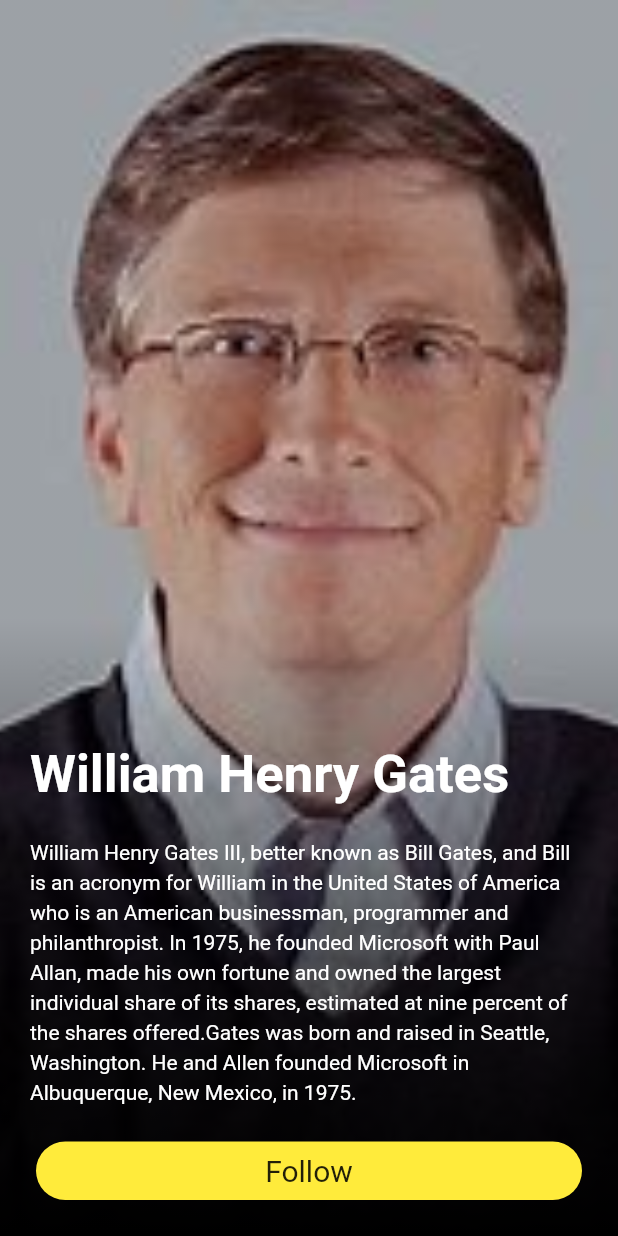
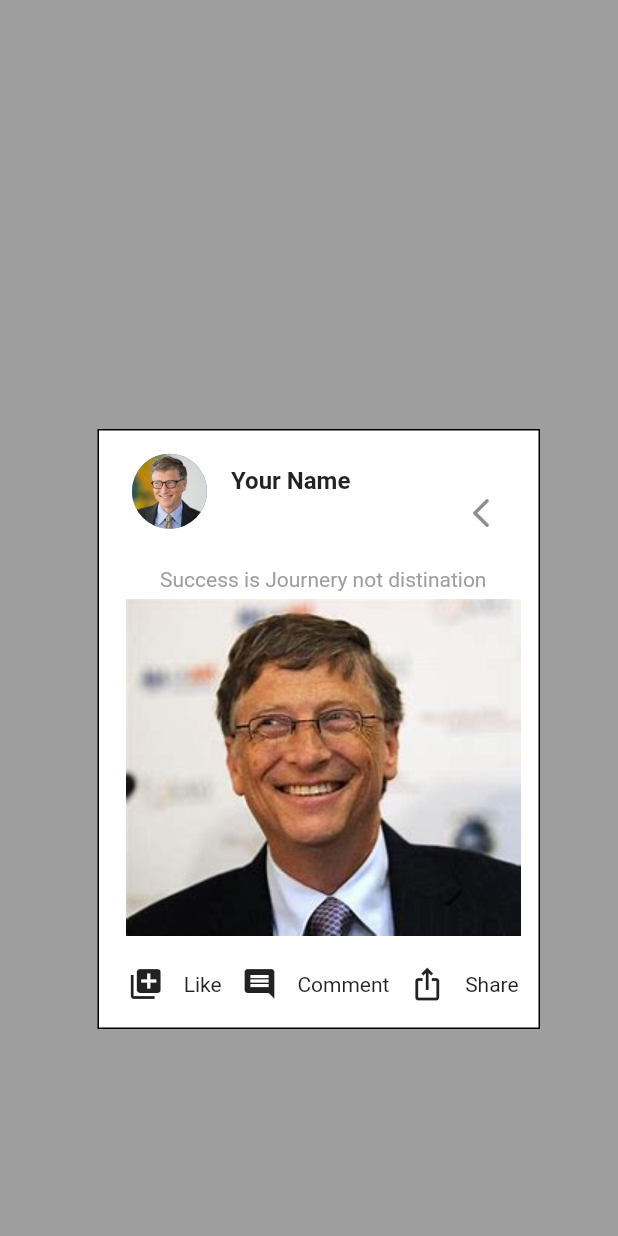
Before and after one commit to DawoodBotros/Williamapp, a Flutter app: the screen it shows after launch, on a phone screen of 412 x 824 dp. Run offline on Flutter 3.47's test engine with Material 2 defaults, Android fonts, the phone set to English and light mode, and no system bars.

Commit message:
'master'

```diff
--- a/lib/main.dart
+++ b/lib/main.dart
@@ -1,91 +1,141 @@
 import 'package:flutter/material.dart';
 
-void main() => runApp(const MaterialApp(
+void main() {
+  runApp(MyHomePage());
+}
+
+class MyHomePage extends StatelessWidget {
+  @override
+  Widget build(BuildContext context) {
+    return MaterialApp(
       debugShowCheckedModeBanner: false,
       home: HomePage(),
-    ));
-
-class HomePage extends StatefulWidget {
-  const HomePage({Key? key}) : super(key: key);
-
-  @override
-  _HomePageState createState() => _HomePageState();
+    );
+  }
 }
 
-/// Branch 2
-
-class _HomePageState extends State<HomePage> {
+class HomePage extends StatelessWidget {
   @override
   Widget build(BuildContext context) {
     return Scaffold(
-      body: Container(
-        width: 650,
-        decoration: const BoxDecoration(
-            image: DecorationImage(
-          image: AssetImage(
-            'assets/images/OICP.jpg',
+      backgroundColor: Colors.grey,
+      appBar: AppBar(
+        backgroundColor: Colors.grey,
+        elevation: 0.0,
       ),
-          fit: BoxFit.cover,
-        )),
-        child: Container(
-          decoration: const BoxDecoration(
+      body: Column(
+        children: [
+          Container(
+            margin: EdgeInsets.only(left: 65, top: 230),
+            padding: EdgeInsets.only(left: 6, top: 10),
+            width: 295,
+            height: 400,
+            decoration: BoxDecoration(
+              border: Border.all(color: Colors.black, width: 1),
               gradient: LinearGradient(
-              begin: Alignment.bottomRight,
-              colors: [Colors.black, Colors.black12],
+                colors: [
+                  Colors.white,
+                  Colors.white,
+                ],
+                begin: Alignment.topLeft,
+                end: Alignment.bottomRight,
               ),
             ),
-          child: Padding(
-            padding: EdgeInsets.all(20),
             child: Column(
+              children: [
+                ListTile(
+                  leading: CircleAvatar(
+                    radius: 25,
+                    backgroundImage: AssetImage(
+                      'assets/images/download.jpg',
+                    ),
+                  ),
+                  title: Column(
                     crossAxisAlignment: CrossAxisAlignment.start,
-              mainAxisAlignment: MainAxisAlignment.end,
                     children: [
-                const Text(
-                  "William Henry Gates ",
+                      Padding(
+                        padding: EdgeInsets.only(
+                          top: 10,
+                        ),
+                      ),
+                      Text(
+                        "Your Name",
                         style: TextStyle(
-                    fontSize: 35,
-                    color: Colors.white,
                           fontWeight: FontWeight.bold,
                         ),
                       ),
-                const SizedBox(
-                  height: 20,
+                      Row(
+                        mainAxisAlignment: MainAxisAlignment.end,
+                        children: [
+                          Icon(
+                            Icons.arrow_back_ios_rounded,
                           ),
-                const SizedBox(
-                  width: 50,
-                ),
-
-                const Text(
-                  'William Henry Gates III, better known as Bill Gates, and Bill is an acronym for William in the United States of America who is an American businessman, programmer and philanthropist. In 1975, he founded Microsoft with Paul Allan, made his own fortune and owned the largest individual share of its shares, estimated at nine percent of the shares offered.Gates was born and raised in Seattle, Washington. He and Allen founded Microsoft in Albuquerque, New Mexico, in 1975.',
-                  style: TextStyle(color: Colors.white, height: 1.4),
-                ),
-                const SizedBox(
-                  height: 20,
-                ),
-                Align(
-                  child: Card(
-                    shape: StadiumBorder(),
-                    child: Padding(
-                      padding: EdgeInsets.all(8.0),
-                      child: Row(
-                        mainAxisAlignment: MainAxisAlignment.center,
-                        children: [
-                          Text(
-                            "Follow",
-                            style: TextStyle(
-                              fontSize: 20,
+                          Padding(
+                            padding: EdgeInsets.all(
+                              5,
                             ),
                           )
                         ],
                       ),
+                    ],
                   ),
-                    color: Colors.yellow,
+                ),
+                Padding(
+                  padding: EdgeInsets.all(10),
+                ),
+                Row(
+                  mainAxisAlignment: MainAxisAlignment.center,
+                  children: [
+                    Text(
+                      "Success is Journery not distination",
+                      style: TextStyle(
+                        color: Colors.grey,
                       ),
                     ),
                   ],
                 ),
+                SizedBox(
+                  height: 5,
+                ),
+                Row(
+                  mainAxisAlignment: MainAxisAlignment.center,
+                  children: [
+                    Image.asset(
+                      'assets/images/OIP.jpg',
+                    ),
+                  ],
+                ),
+                SizedBox(
+                  height: 20,
+                ),
+                Row(
+                  mainAxisAlignment: MainAxisAlignment.spaceEvenly,
+                  children: const [
+                    // Padding(padding: EdgeInsets.only(left: 25),),
+                    Icon(
+                      Icons.library_add,
+                    ),
+                    Text(
+                      "Like",
+                    ),
+                    Icon(
+                      Icons.comment,
+                    ),
+                    Text(
+                      "Comment",
+                    ),
+                    Icon(
+                      Icons.ios_share,
+                    ),
+                    Text(
+                      "Share",
+                    ),
+                  ],
+                ),
+              ],
             ),
           ),
+        ],
       ),
     );
   }
```
Also changed, not shown: 1 other file. Lines whose indentation alone changed are shown as unchanged.
